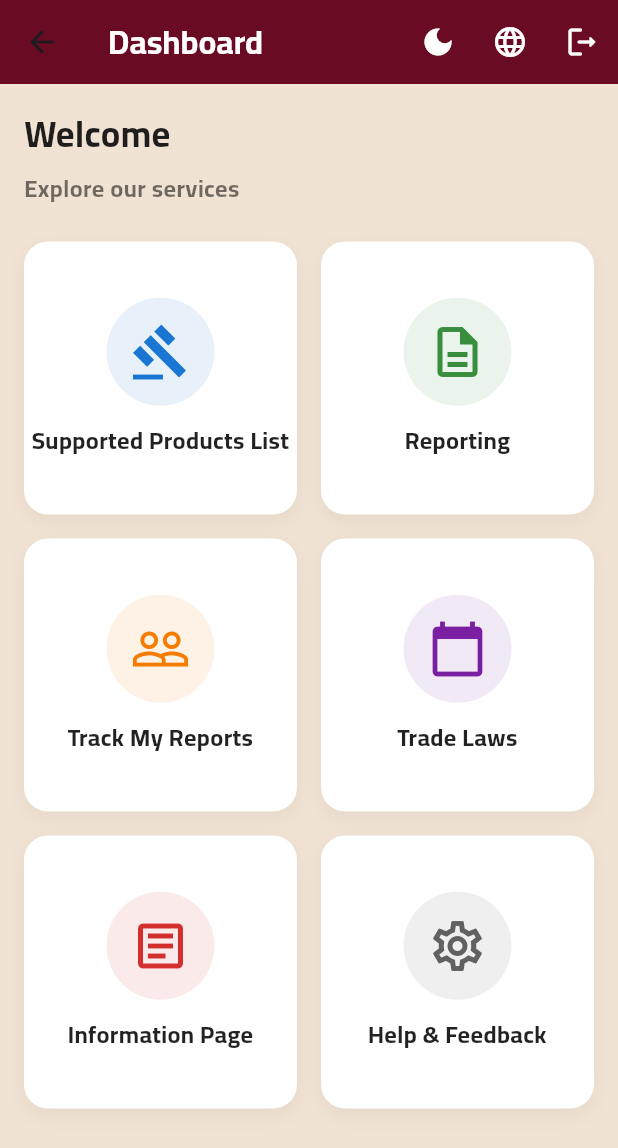
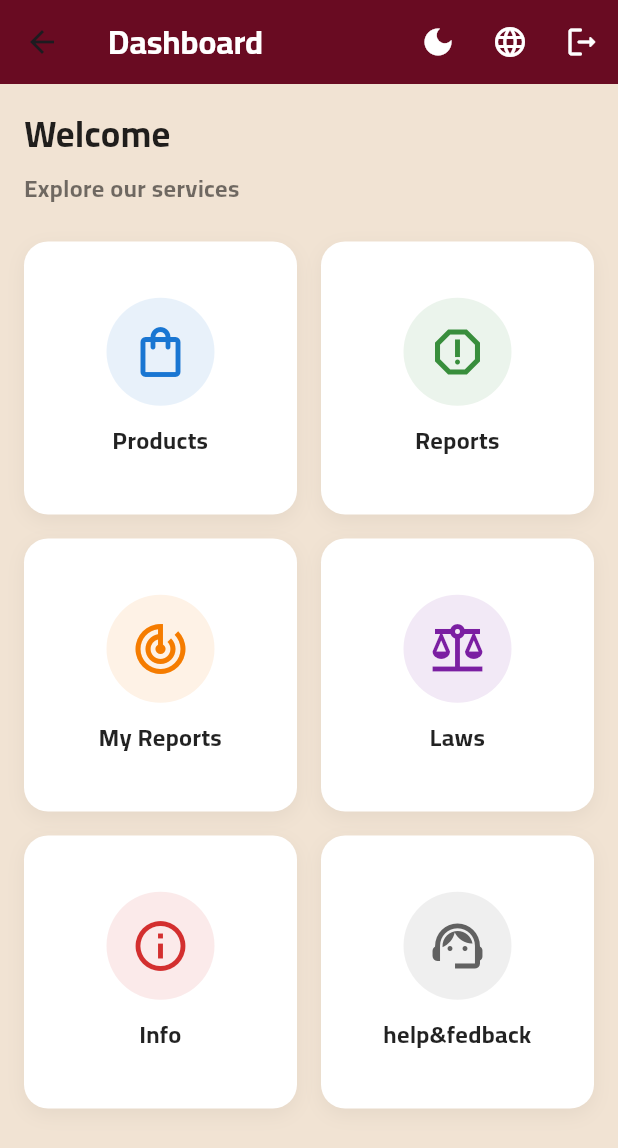
Before and after one commit to MosalahDJ/TradeLaw, a Flutter app: the HomePage screen opened by its route, on a phone screen of 412 x 824 dp. Shown: the top 1148 px of the screen. Run offline on Flutter 3.47's test engine with Material 3 defaults, Android fonts, the phone set to English and light mode, and no system bars; our stand-ins replace awesome_dialog, get, shared_preferences; accounts and stored records are empty.

Commit message:
refactor(localization): simplify translation keys and update icons
Simplify translation keys for better readability and consistency across languages. Update icons in the home page to better represent their respective functionalities.

```diff
--- a/lib/core/localization/translations.dart
+++ b/lib/core/localization/translations.dart
@@ -62,12 +62,12 @@ class Messages extends Translations {
       'french': 'French',
 
       //pages
-      'products': 'Supported Products List',
-      'reporting': 'Reporting',
-      'report_tracking': 'Track My Reports',
-      'law_info': 'Trade Laws',
-      'info': 'Information Page',
-      'help&feedback': 'Help & Feedback',
+      'products': 'Products',
+      'reporting': 'Reports',
+      'report_tracking': 'My Reports',
+      'law_info': 'Laws',
+      'info': 'Info',
+      'help&feedback': 'Help',
     },
     'ar': {
       // Authentication - Old Words
@@ -128,12 +128,12 @@ class Messages extends Translations {
       'french': 'الفرنسية',
 
       //pages
-      'products': 'قائمة السلع المدعمة',
-      'reporting': 'التبليغ',
-      'report_tracking': 'تتبع تبليغاتي',
-      'law_info': 'القوانين التجارية',
-      'info': 'صفحة المعلومات',
-      'help&fedback': 'المساعدة و التقييمات',
+      'products': 'المنتجات',
+      'reporting': 'البلاغات',
+      'report_tracking': 'بلاغاتي',
+      'law_info': 'القوانين',
+      'info': 'معلومات',
+      'help&fedback': 'المساعدة',
     },
     'fr': {
       // Authentication - Old Words
@@ -194,12 +194,12 @@ class Messages extends Translations {
       'french': 'Francais',
 
       //pages
-      'products': 'Liste des produits pris en charge',
-      'reporting': 'Signalement',
-      'report_tracking': 'Suivre mes signalements',
-      'law_info': 'Lois commerciales',
-      'info': 'Page d\'information',
-      'help&fedback': 'Aide et commentaires',
+      'products': 'Produits',
+      'reporting': 'Rapports',
+      'report_tracking': 'Mes Rapports',
+      'law_info': 'Lois',
+      'info': 'Info',
+      'help&fedback': 'Aide',
     },
   };
 }
--- a/lib/features/view/home/home_page.dart
+++ b/lib/features/view/home/home_page.dart
@@ -160,7 +160,9 @@ class HomePage extends StatelessWidget {
                     mainAxisSpacing: 16,
                     children: [
                       _buildGridItem(
-                        icon: Icons.gavel,
+                        icon:
+                            Icons
+                                .shopping_bag_outlined, // Changed from gavel to shopping_bag_outlined
                         title: 'products'.tr,
                         color: Colors.blue.shade700,
                         onTap: () {
@@ -168,7 +170,9 @@ class HomePage extends StatelessWidget {
                         },
                       ),
                       _buildGridItem(
-                        icon: Icons.description_outlined,
+                        icon:
+                            Icons
+                                .report_outlined, // Changed from description_outlined to report_outlined
                         title: 'reporting'.tr,
                         color: Colors.green.shade700,
                         onTap: () {
@@ -176,7 +180,9 @@ class HomePage extends StatelessWidget {
                         },
                       ),
                       _buildGridItem(
-                        icon: Icons.people_outline,
+                        icon:
+                            Icons
+                                .track_changes, // Changed from people_outline to track_changes
                         title: 'report_tracking'.tr,
                         color: Colors.orange.shade700,
                         onTap: () {
@@ -184,7 +190,9 @@ class HomePage extends StatelessWidget {
                         },
                       ),
                       _buildGridItem(
-                        icon: Icons.calendar_today,
+                        icon:
+                            Icons
+                                .balance, // Fixed syntax error and changed to balance
                         title: 'law_info'.tr,
                         color: Colors.purple.shade700,
                         onTap: () {
@@ -192,7 +200,9 @@ class HomePage extends StatelessWidget {
                         },
                       ),
                       _buildGridItem(
-                        icon: Icons.article_outlined,
+                        icon:
+                            Icons
+                                .info_outline, // Changed from info to info_outline
                         title: 'info'.tr,
                         color: Colors.red.shade700,
                         onTap: () {
@@ -200,8 +210,10 @@ class HomePage extends StatelessWidget {
                         },
                       ),
                       _buildGridItem(
-                        icon: Icons.settings_outlined,
-                        title: 'help&feedback'.tr,
+                        icon:
+                            Icons
+                                .support_agent, // Changed from help to support_agent
+                        title: 'help&fedback'.tr,
                         color: const Color(0xFF616161),
                         onTap: () {
                           // Navigate to settings screen
```
